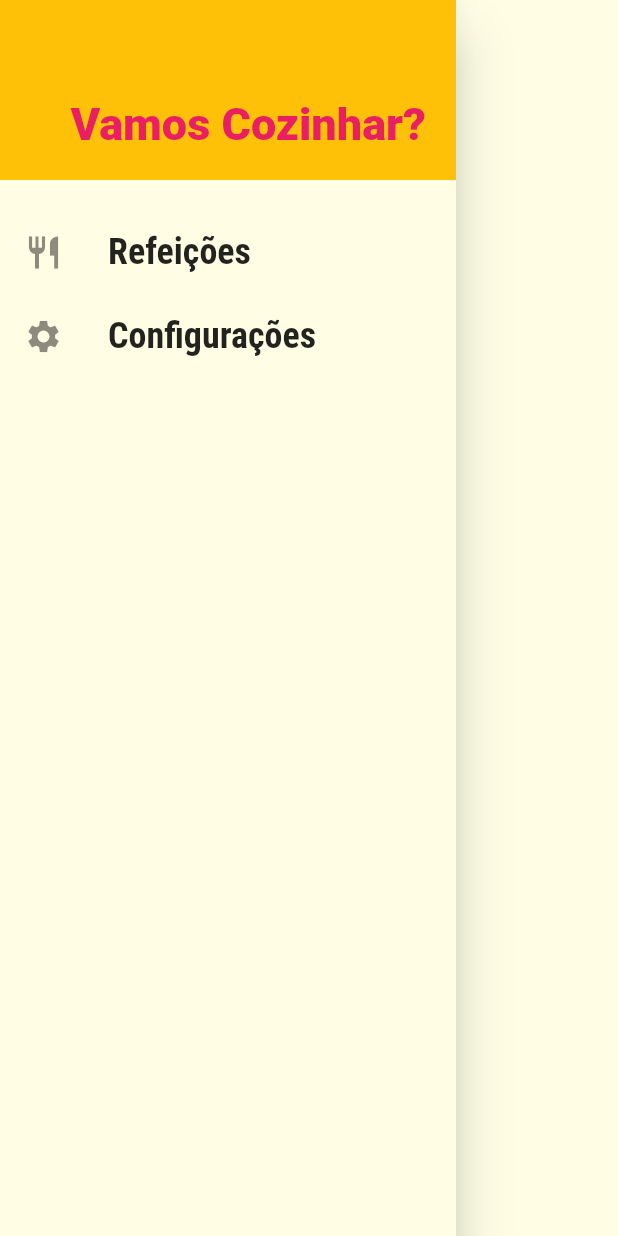
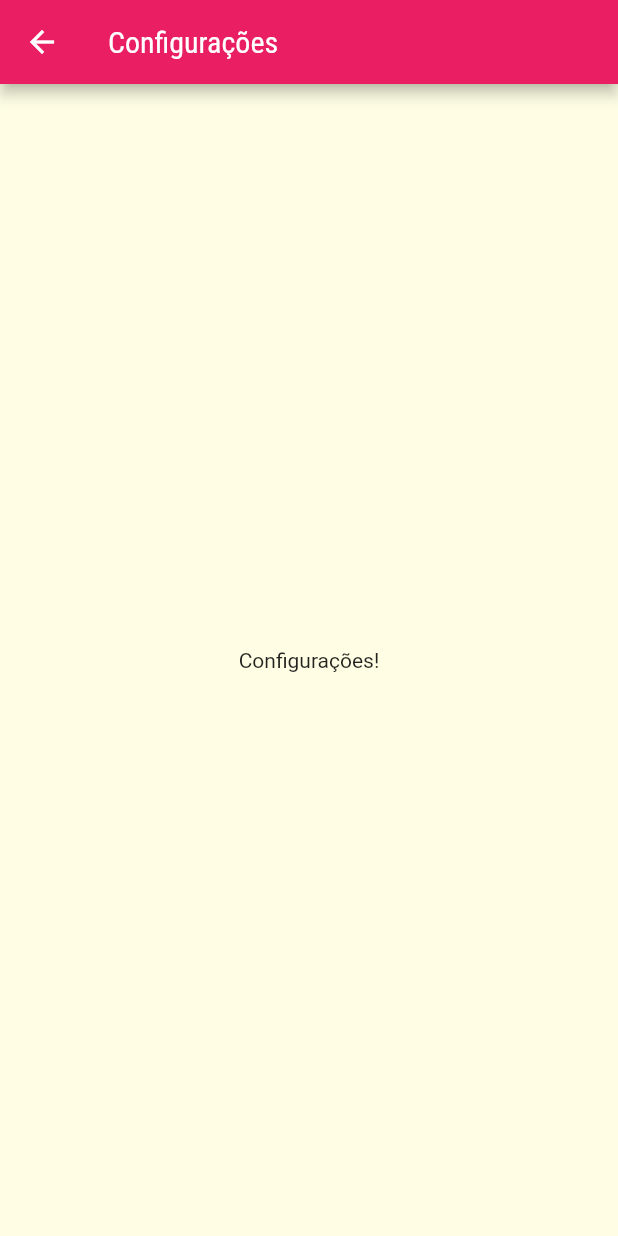
Before and after one commit to RafaelGabrio/Meals---App-Flutter, a Flutter app: the MainDrawer widget shown alone on an empty page, opened directly, after a tap on "Configurações", on a phone screen of 412 x 824 dp. Run offline on Flutter 3.47's test engine with Material 2 defaults, Android fonts, the phone set to English and light mode, and no system bars; network calls fail.

Commit message:
criado as rotas para os items do drawer

```diff
--- a/lib/components/main_drawer.dart
+++ b/lib/components/main_drawer.dart
@@ -1,22 +1,20 @@
 import 'package:flutter/material.dart';
 
+import '../utils/app_routes.dart';
 class MainDrawer extends StatelessWidget {
-
-  Widget _createItem(IconData icon, String label) {
+  Widget _createItem(IconData icon, String label, Function() onTap) {
     return ListTile(
       leading: Icon(
         icon,
         size: 26,
       ),
-      title: Text(
-        label,
-        style: TextStyle(
-          fontFamily: 'RobotoCondensed',
-          fontSize: 24,
-          fontWeight: FontWeight.bold,
-        )
-      ),
-      onTap: () {},
+      title: Text(label,
+          style: TextStyle(
+            fontFamily: 'RobotoCondensed',
+            fontSize: 24,
+            fontWeight: FontWeight.bold,
+          )),
+      onTap: onTap,
     );
   }
 
@@ -41,8 +39,16 @@ class MainDrawer extends StatelessWidget {
             ),
           ),
           SizedBox(height: 20),
-          _createItem(Icons.restaurant, 'Refeições'),
-          _createItem(Icons.settings, 'Configurações'),
+          _createItem(
+            Icons.restaurant,
+            'Refeições',
+            () {Navigator.of(context).pushNamed(AppRoutes.HOME);}
+          ),
+          _createItem(
+            Icons.settings,
+            'Configurações',
+            () {Navigator.of(context).pushNamed(AppRoutes.SETTINGS);}
+          ),
         ],
       ),
     );
--- a/lib/main.dart
+++ b/lib/main.dart
@@ -5,6 +5,7 @@ import 'screens/tabs_screen.dart';
 import 'screens/categories_meals_screen.dart';
 import 'screens/categories_screen.dart';
 import 'screens/meal_detail_screen.dart';
+import 'screens/settings_screen.dart';
 import 'utils/app_routes.dart';
 
 void main() => runApp(MyApp());
@@ -30,6 +31,7 @@ class MyApp extends StatelessWidget {
         AppRoutes.HOME: (ctx) => TabsScreen(),
         AppRoutes.CATEGORIES_MEALS: (ctx) => CategoriesMealsScreen(),
         AppRoutes.MEAL_DETAIL: (ctx) => MealDetailScreen(),
+        AppRoutes.SETTINGS: (ctx) => SettingsScreen(),
       }
     );
   }
--- /dev/null
+++ b/lib/screens/settings_screen.dart
@@ -0,0 +1,15 @@
+import 'package:flutter/material.dart';
+
+class SettingsScreen extends StatelessWidget {
+  @override
+  Widget build(BuildContext context) {
+    return Scaffold(
+      appBar: AppBar(
+        title: Text('Configurações'),
+      ),
+      body: Center(
+        child: Text('Configurações!'),
+      ),
+    );
+  }
+}
--- a/lib/utils/app_routes.dart
+++ b/lib/utils/app_routes.dart
@@ -2,4 +2,5 @@ class AppRoutes {
   static const HOME = '/';
   static const CATEGORIES_MEALS = '/categories-meals';
   static const MEAL_DETAIL = '/meal-detail';
+  static const SETTINGS = '/settings';
 }
```
